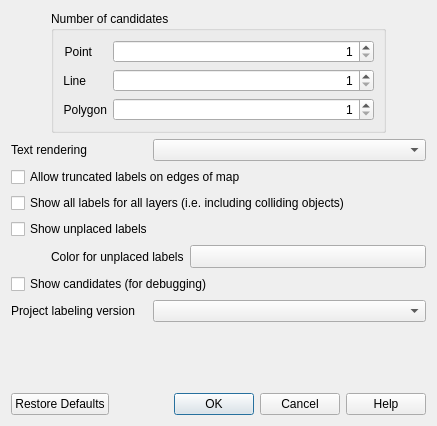
Above: src/ui/labeling/qgslabelengineconfigdialog.ui from carsmie/QGIS before the change. Below: the same form after it.
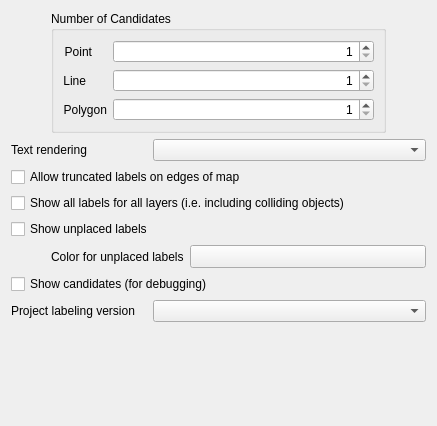
That is the form after the change. Custom widgets are drawn as their Qt base class.

Commit message:
Make label engine project settings dialog open as an inline panel in the styling dock
Means that you can get instant feedback on changes without having to
close the dialog and refresh the map

The edit to the form file:
```diff
--- a/src/ui/labeling/qgslabelengineconfigdialog.ui
+++ b/src/ui/labeling/qgslabelengineconfigdialog.ui
@@ -1,7 +1,7 @@
 <?xml version="1.0" encoding="UTF-8"?>
 <ui version="4.0">
  <class>QgsLabelEngineConfigDialog</class>
- <widget class="QDialog" name="QgsLabelEngineConfigDialog">
+ <widget class="QgsPanelWidget" name="QgsLabelEngineConfigDialog">
   <property name="geometry">
    <rect>
     <x>0</x>
@@ -47,7 +47,7 @@
         </size>
        </property>
        <property name="title">
-        <string>Number of candidates</string>
+        <string>Number of Candidates</string>
        </property>
        <layout class="QGridLayout" name="gridLayout">
         <item row="0" column="0">
@@ -271,16 +271,6 @@
      </property>
     </spacer>
    </item>
-   <item>
-    <widget class="QDialogButtonBox" name="buttonBox">
-     <property name="orientation">
-      <enum>Qt::Horizontal</enum>
-     </property>
-     <property name="standardButtons">
-      <set>QDialogButtonBox::Cancel|QDialogButtonBox::Help|QDialogButtonBox::Ok|QDialogButtonBox::RestoreDefaults</set>
-     </property>
-    </widget>
-   </item>
   </layout>
  </widget>
  <customwidgets>
@@ -290,6 +280,12 @@
    <header>qgscolorbutton.h</header>
    <container>1</container>
   </customwidget>
+  <customwidget>
+   <class>QgsPanelWidget</class>
+   <extends>QWidget</extends>
+   <header>qgspanelwidget.h</header>
+   <container>1</container>
+  </customwidget>
  </customwidgets>
  <tabstops>
   <tabstop>spinCandPoint</tabstop>
```
Left out of the diff: 19 changed lines with no effect on the pictures. The commit also changes 4 other files.
